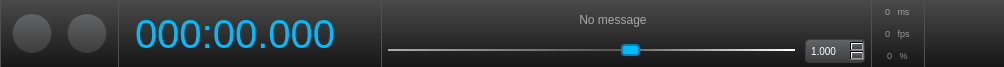
Before: the Qt Designer form uitransport.ui in buzzinglight/IanniX, drawn with Qt 5.
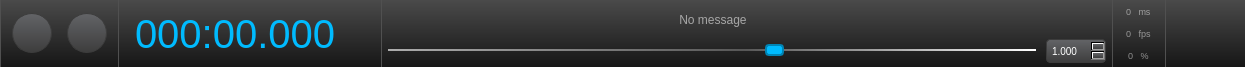
After: the same form once the commit is applied. Icons and pictures are not drawn.

```diff
--- a/uitransport.ui
+++ b/uitransport.ui
@@ -6,7 +6,7 @@
    <rect>
     <x>0</x>
     <y>0</y>
-    <width>1004</width>
+    <width>1245</width>
     <height>67</height>
    </rect>
   </property>
@@ -324,13 +324,13 @@
            </property>
            <property name="minimumSize">
             <size>
-             <width>450</width>
+             <width>650</width>
              <height>35</height>
             </size>
            </property>
            <property name="maximumSize">
             <size>
-             <width>450</width>
+             <width>650</width>
              <height>35</height>
             </size>
            </property>
```
